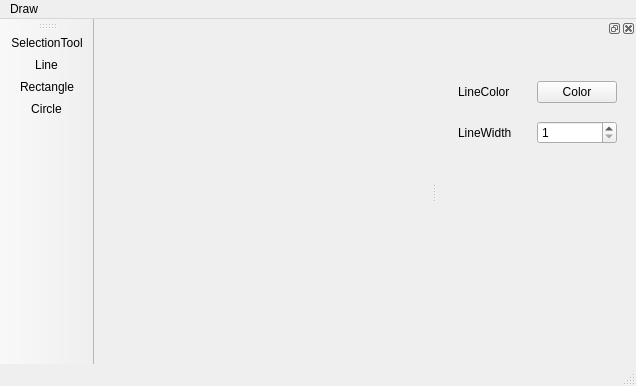
First picture: the form in myDrawingApp/mainwindow.ui, repository QzLancer/DrawingApp, before the edit.
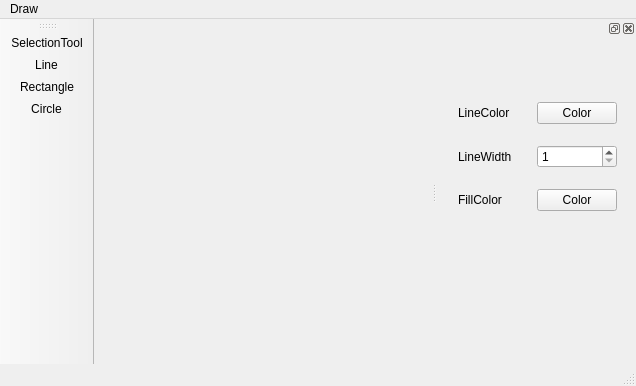
Second picture: the form after the edit. Icons and pictures are not drawn.

The edit to the form file:
```diff
--- a/myDrawingApp/mainwindow.ui
+++ b/myDrawingApp/mainwindow.ui
@@ -75,13 +75,13 @@
     <number>2</number>
    </attribute>
    <widget class="QWidget" name="dockWidgetContents">
-    <widget class="QWidget" name="layoutWidget">
+    <widget class="QWidget" name="">
      <property name="geometry">
       <rect>
        <x>10</x>
-       <y>20</y>
+       <y>38</y>
        <width>181</width>
-       <height>111</height>
+       <height>161</height>
       </rect>
      </property>
      <layout class="QGridLayout" name="gridLayout">
@@ -113,6 +113,20 @@
         </property>
        </widget>
       </item>
+      <item row="2" column="0">
+       <widget class="QLabel" name="FillColorlabel">
+        <property name="text">
+         <string>FillColor</string>
+        </property>
+       </widget>
+      </item>
+      <item row="2" column="1">
+       <widget class="QPushButton" name="FillColorButton">
+        <property name="text">
+         <string>Color</string>
+        </property>
+       </widget>
+      </item>
      </layout>
     </widget>
    </widget>
```
